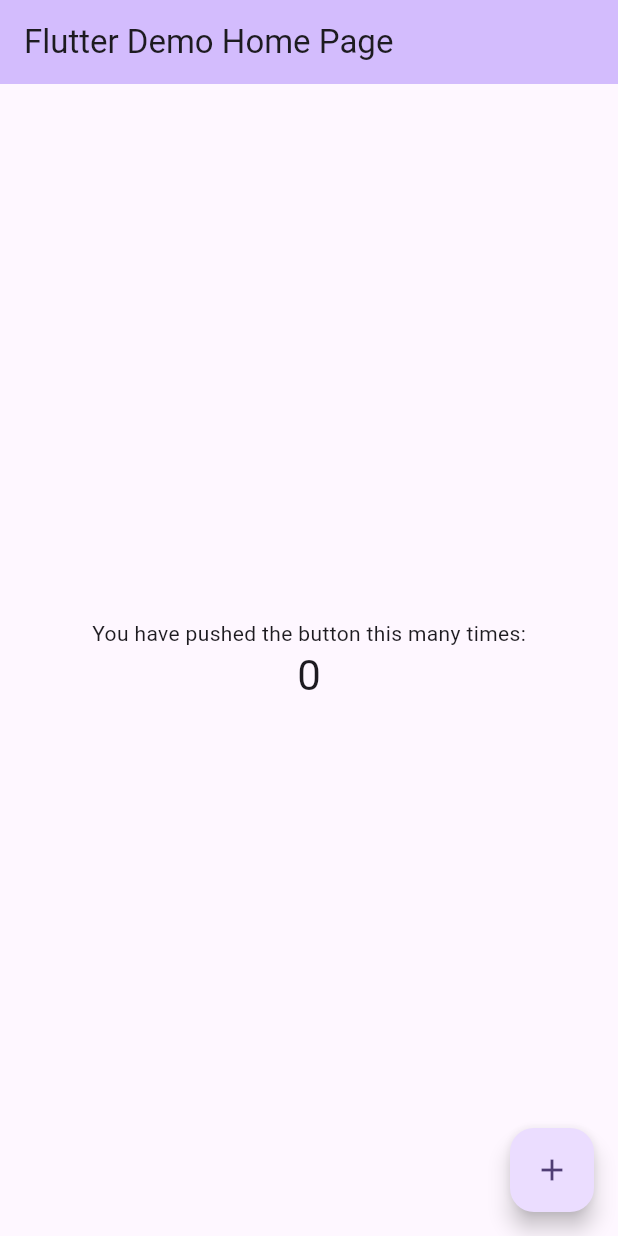
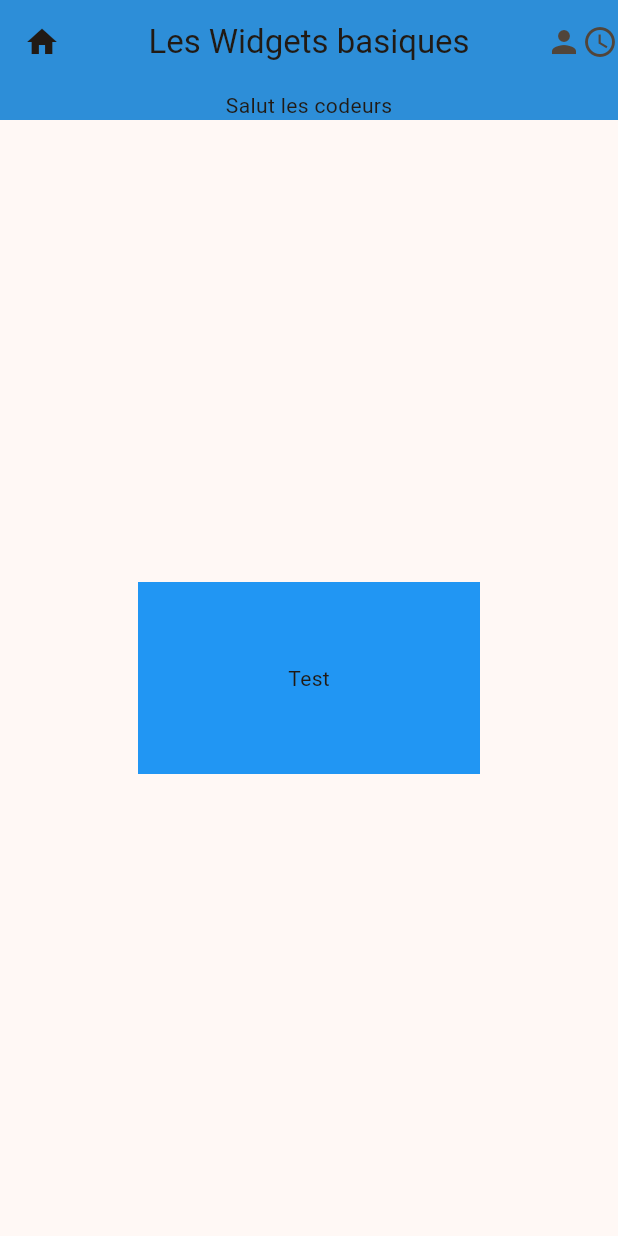
Before and after one commit to Trykxx/basic_flutter_widgets, a Flutter app: the screen it shows after launch, on a phone screen of 412 x 824 dp. Run offline on Flutter 3.47's test engine with Material 3 defaults, Android fonts, the phone set to English and light mode, and no system bars.

Commit message:
update main.dart with widgets

```diff
--- a/lib/main.dart
+++ b/lib/main.dart
@@ -1,122 +1,68 @@
 import 'package:flutter/material.dart';
+import 'package:flutter/services.dart';
 
 void main() {
-  runApp(const MyApp());
+  runApp(const MyApp(appTitle: "Les Widgets basiques",));
 }
 
+// Classe qui hérite de Stateless
 class MyApp extends StatelessWidget {
-  const MyApp({super.key});
+  final String appTitle;
+  // Constructeur
+  const MyApp({super.key, required this.appTitle});
 
   // This widget is the root of your application.
+  // Build va construire le visuel de l'application, il retourne un widget (MaterialApp)
   @override
   Widget build(BuildContext context) {
     return MaterialApp(
-      title: 'Flutter Demo',
+      debugShowCheckedModeBanner: false,
+      // Titre a but descriptif de l'application
+      title: appTitle,
       theme: ThemeData(
-        // This is the theme of your application.
-        //
-        // TRY THIS: Try running your application with "flutter run". You'll see
-        // the application has a purple toolbar. Then, without quitting the app,
-        // try changing the seedColor in the colorScheme below to Colors.green
-        // and then invoke "hot reload" (save your changes or press the "hot
-        // reload" button in a Flutter-supported IDE, or press "r" if you used
-        // the command line to start the app).
-        //
-        // Notice that the counter didn't reset back to zero; the application
-        // state is not lost during the reload. To reset the state, use hot
-        // restart instead.
-        //
-        // This works for code too, not just values: Most code changes can be
-        // tested with just a hot reload.
-        colorScheme: ColorScheme.fromSeed(seedColor: Colors.deepPurple),
+        colorScheme: ColorScheme.fromSeed(seedColor: Colors.orange),
+        useMaterial3: true
       ),
-      home: const MyHomePage(title: 'Flutter Demo Home Page'),
+      darkTheme: ThemeData.dark(useMaterial3: true),
+      home: MyHomePage(title: appTitle),
     );
   }
 }
 
-class MyHomePage extends StatefulWidget {
+class MyHomePage extends StatelessWidget {
   const MyHomePage({super.key, required this.title});
-
-  // This widget is the home page of your application. It is stateful, meaning
-  // that it has a State object (defined below) that contains fields that affect
-  // how it looks.
-
-  // This class is the configuration for the state. It holds the values (in this
-  // case the title) provided by the parent (in this case the App widget) and
-  // used by the build method of the State. Fields in a Widget subclass are
-  // always marked "final".
-
+// Propriété de ma classe Stateless
   final String title;
 
   @override
-  State<MyHomePage> createState() => _MyHomePageState();
-}
-
-class _MyHomePageState extends State<MyHomePage> {
-  int _counter = 0;
-
-  void _incrementCounter() {
-    setState(() {
-      // This call to setState tells the Flutter framework that something has
-      // changed in this State, which causes it to rerun the build method below
-      // so that the display can reflect the updated values. If we changed
-      // _counter without calling setState(), then the build method would not be
-      // called again, and so nothing would appear to happen.
-      _counter++;
-    });
-  }
-
-  @override
   Widget build(BuildContext context) {
-    // This method is rerun every time setState is called, for instance as done
-    // by the _incrementCounter method above.
-    //
-    // The Flutter framework has been optimized to make rerunning build methods
-    // fast, so that you can just rebuild anything that needs updating rather
-    // than having to individually change instances of widgets.
     return Scaffold(
       appBar: AppBar(
-        // TRY THIS: Try changing the color here to a specific color (to
-        // Colors.amber, perhaps?) and trigger a hot reload to see the AppBar
-        // change color while the other colors stay the same.
-        backgroundColor: Theme.of(context).colorScheme.inversePrimary,
-        // Here we take the value from the MyHomePage object that was created by
-        // the App.build method, and use it to set our appbar title.
-        title: Text(widget.title),
+        title: Text(title),
+        leading: const Icon(Icons.home),
+        actions: const [
+            Icon(Icons.person),
+            Icon(Icons.access_time)
+        ],
+        bottom: const PreferredSize(
+            preferredSize: Size.fromHeight(24),
+            child: Text("Salut les codeurs")
+        ),
+        backgroundColor: Colors.blue,
+        elevation: 8, // Fait un boxshadow mais on le voit pas sur useMaterial 3
+        centerTitle: true,
       ),
       body: Center(
-        // Center is a layout widget. It takes a single child and positions it
-        // in the middle of the parent.
-        child: Column(
-          // Column is also a layout widget. It takes a list of children and
-          // arranges them vertically. By default, it sizes itself to fit its
-          // children horizontally, and tries to be as tall as its parent.
-          //
-          // Column has various properties to control how it sizes itself and
-          // how it positions its children. Here we use mainAxisAlignment to
-          // center the children vertically; the main axis here is the vertical
-          // axis because Columns are vertical (the cross axis would be
-          // horizontal).
-          //
-          // TRY THIS: Invoke "debug painting" (choose the "Toggle Debug Paint"
-          // action in the IDE, or press "p" in the console), to see the
-          // wireframe for each widget.
-          mainAxisAlignment: MainAxisAlignment.center,
-          children: <Widget>[
-            const Text('You have pushed the button this many times:'),
-            Text(
-              '$_counter',
-              style: Theme.of(context).textTheme.headlineMedium,
-            ),
-          ],
-        ),
-      ),
-      floatingActionButton: FloatingActionButton(
-        onPressed: _incrementCounter,
-        tooltip: 'Increment',
-        child: const Icon(Icons.add),
-      ), // This trailing comma makes auto-formatting nicer for build methods.
+        child: Container(
+          color: Colors.blue, // Entre en conflit avec la couleur de la BoxDecoration
+          height: 128,
+          width: 228,
+          alignment: Alignment.center,
+          margin: const EdgeInsets.all(16),
+          padding: const EdgeInsets.all(16),
+          child: const Text("Test"),
+        )
+      )
     );
   }
 }
--- a/pubspec.yaml
+++ b/pubspec.yaml
@@ -34,6 +34,7 @@ dependencies:
   # The following adds the Cupertino Icons font to your application.
   # Use with the CupertinoIcons class for iOS style icons.
   cupertino_icons: ^1.0.8
+  google_fonts: ^6.2.1
 
 dev_dependencies:
   flutter_test:
```
Also changed, not shown: pubspec.lock, 1 other file.
